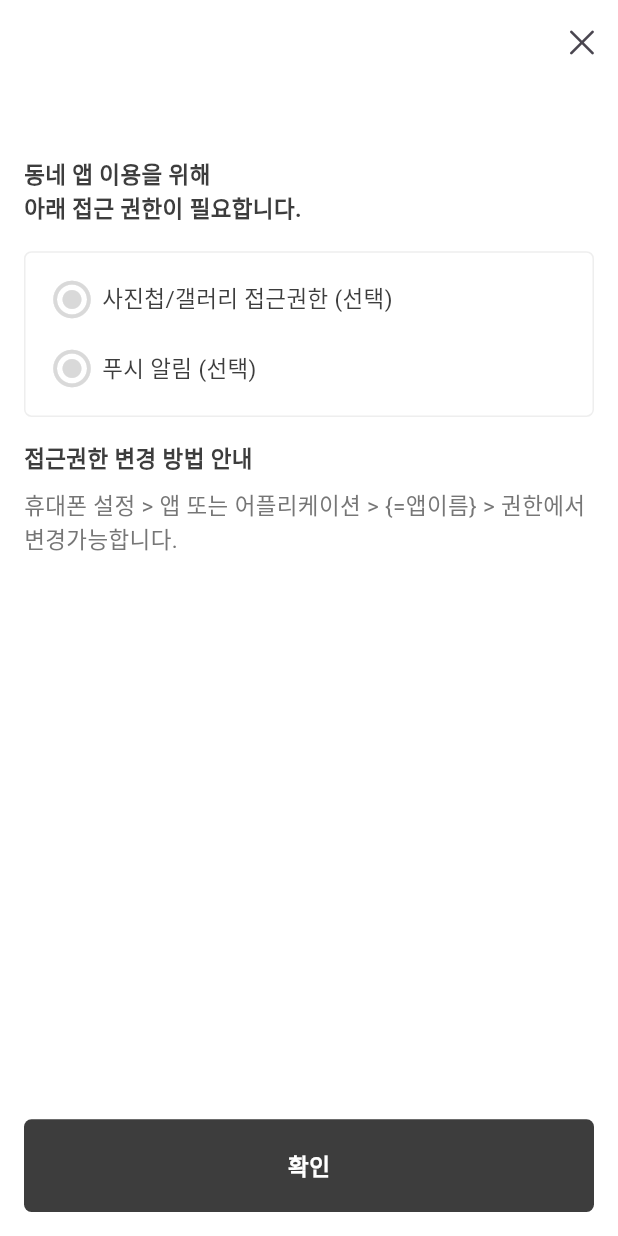
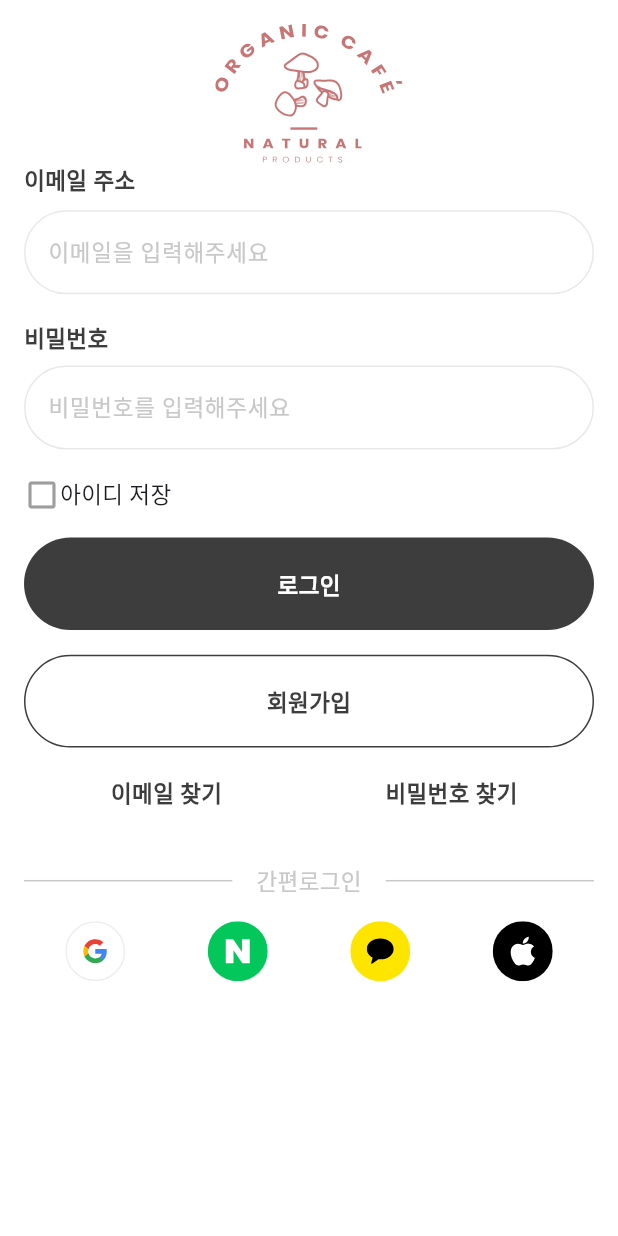
Before and after one commit to GodBongJune/Town-publish, a Flutter app: the screen it shows after launch, after a tap on "확인", on a phone screen of 412 x 824 dp. Run offline on Flutter 3.47's test engine with Material 3 defaults, Android fonts, the light colour scheme and no system bars; our stand-ins replace animated_splash_screen, flutter_svg.

Commit message:
로그인페이지 완료

```diff
--- a/lib/core/constant/color.dart
+++ b/lib/core/constant/color.dart
@@ -6,6 +6,7 @@ const k9DColor = Color(0xFF9D9D9D);
 const k9CColor = Color(0xFF9C9C9C);
 const k27CColor = Color(0xFF27C100);
 const kC8Color = Color(0xFFC8C8C8);
+const kE8Color = Color(0xFFE8E8E8);
 const kEAColor = Color(0xFFEA4335);
 const k77Color = Color(0xFF777777);
 const kFAColor = Color(0xFFFAFAFA);
--- /dev/null
+++ b/lib/pages/auth/login_page/login_page.dart
@@ -0,0 +1,13 @@
+import 'package:flutter/material.dart';
+import 'package:town/pages/auth/login_page/login_page_widgets/login_page_body.dart';
+
+class LoginPage extends StatelessWidget {
+  const LoginPage({super.key});
+
+  @override
+  Widget build(BuildContext context) {
+    return Scaffold(
+      body: LoginPageBody(),
+    );
+  }
+}
--- /dev/null
+++ b/lib/pages/auth/login_page/login_page_widgets/login_page_body.dart
@@ -0,0 +1,162 @@
+import 'package:flutter/material.dart';
+import 'package:flutter_svg/flutter_svg.dart';
+import 'package:town/core/constant/color.dart';
+import 'package:town/core/constant/size.dart';
+import 'package:town/utils/custom_util.dart';
+
+class LoginPageBody extends StatefulWidget {
+  const LoginPageBody({super.key});
+
+  @override
+  State<LoginPageBody> createState() => _LoginPageBodyState();
+}
+
+class _LoginPageBodyState extends State<LoginPageBody> {
+  bool idSave = false;
+  @override
+  Widget build(BuildContext context) {
+    return Padding(
+      padding: const EdgeInsets.all(16.0),
+      child: ListView(
+        children: [
+          SvgPicture.asset("assets/logo/logo.svg"),
+          Column(
+            crossAxisAlignment: CrossAxisAlignment.start,
+            children: [
+              Text(
+                "이메일 주소",
+                style: TextStyle(
+                  color: k3DColor,
+                  fontSize: size15,
+                  fontWeight: FontWeight.bold,
+                ),
+              ),
+              SizedBox(height: MediaQuery.of(context).size.height * 0.01),
+              customTextFormField(
+                context: context,
+                hintText: "이메일을 입력해주세요",
+                obscureText: false,
+              ),
+            ],
+          ),
+          SizedBox(height: MediaQuery.of(context).size.height * 0.02),
+          Column(
+            crossAxisAlignment: CrossAxisAlignment.start,
+            children: [
+              Text(
+                "비밀번호",
+                style: TextStyle(
+                  color: k3DColor,
+                  fontSize: size15,
+                  fontWeight: FontWeight.bold,
+                ),
+              ),
+              SizedBox(height: MediaQuery.of(context).size.height * 0.01),
+              customTextFormField(
+                context: context,
+                hintText: "비밀번호를 입력해주세요",
+                obscureText: true,
+              ),
+            ],
+          ),
+          SizedBox(height: MediaQuery.of(context).size.height * 0.02),
+          InkWell(
+            onTap: () {
+              setState(() {
+                idSave = !idSave;
+              });
+            },
+            child: Row(
+              children: [
+                idSave
+                    ? Icon(Icons.check_box_outlined, color: k3DColor)
+                    : Icon(Icons.check_box_outline_blank, color: k9DColor),
+                Text(
+                  "아이디 저장",
+                  style: TextStyle(fontSize: size15),
+                ),
+              ],
+            ),
+          ),
+          SizedBox(height: MediaQuery.of(context).size.height * 0.02),
+          basicButton(
+            context: context,
+            onTap: () {},
+            buttonColor: k3DColor,
+            textColor: Colors.white,
+            text: "로그인",
+          ),
+          SizedBox(height: MediaQuery.of(context).size.height * 0.02),
+          basicButton(
+            context: context,
+            onTap: () {},
+            buttonColor: Colors.white,
+            textColor: k3DColor,
+            text: "회원가입",
+          ),
+          Row(
+            children: [
+              Flexible(
+                child: basicButton(
+                  context: context,
+                  onTap: () {},
+                  buttonColor: Colors.transparent,
+                  textColor: k3DColor,
+                  text: "이메일 찾기",
+                ),
+              ),
+              Flexible(
+                child: basicButton(
+                  context: context,
+                  onTap: () {},
+                  buttonColor: Colors.transparent,
+                  textColor: k3DColor,
+                  text: "비밀번호 찾기",
+                ),
+              ),
+            ],
+          ),
+          SizedBox(height: MediaQuery.of(context).size.height * 0.02),
+          Row(
+            children: [
+              Expanded(child: Divider(color: kC8Color, thickness: 1)),
+              Padding(
+                padding: const EdgeInsets.symmetric(horizontal: 16.0),
+                child: Text(
+                  "간편로그인",
+                  style: TextStyle(
+                    color: kC8Color,
+                    fontSize: size15,
+                  ),
+                ),
+              ),
+              Expanded(child: Divider(color: kC8Color, thickness: 1)),
+            ],
+          ),
+          SizedBox(height: MediaQuery.of(context).size.height * 0.02),
+          Row(
+            mainAxisAlignment: MainAxisAlignment.spaceAround,
+            children: [
+              InkWell(
+                onTap: () {},
+                child: SvgPicture.asset("assets/logo/google.svg"),
+              ),
+              InkWell(
+                onTap: () {},
+                child: SvgPicture.asset("assets/logo/naver.svg"),
+              ),
+              InkWell(
+                onTap: () {},
+                child: SvgPicture.asset("assets/logo/kakao.svg"),
+              ),
+              InkWell(
+                onTap: () {},
+                child: SvgPicture.asset("assets/logo/apple.svg"),
+              ),
+            ],
+          ),
+        ],
+      ),
+    );
+  }
+}
--- a/lib/pages/launch_page/launch_page.dart
+++ b/lib/pages/launch_page/launch_page.dart
@@ -1,5 +1,6 @@
 import 'package:flutter/cupertino.dart';
 import 'package:flutter/material.dart';
+import 'package:town/pages/auth/login_page/login_page.dart';
 import 'package:town/pages/launch_page/launch_page_widgets/launch_page_body.dart';
 
 class LaunchPage extends StatelessWidget {
@@ -13,12 +14,11 @@ class LaunchPage extends StatelessWidget {
         actions: [
           IconButton(
             onPressed: () {
-              // Navigator.pushReplacement(
-              //   context,
-              //   MaterialPageRoute(
-              //     builder: (context) => LoginPage(),
-              //   ),
-              // );
+              Navigator.of(context).pushReplacement(
+                MaterialPageRoute(
+                  builder: (context) => LoginPage(),
+                ),
+              );
             },
             icon: Icon(CupertinoIcons.clear),
           ),
--- a/lib/pages/launch_page/launch_page_widgets/launch_page_body.dart
+++ b/lib/pages/launch_page/launch_page_widgets/launch_page_body.dart
@@ -1,6 +1,9 @@
 import 'package:flutter/material.dart';
+import 'package:flutter_svg/flutter_svg.dart';
 import 'package:town/core/constant/color.dart';
 import 'package:town/core/constant/size.dart';
+import 'package:town/pages/auth/login_page/login_page.dart';
+import 'package:town/utils/custom_util.dart';
 
 class LaunchPageBody extends StatefulWidget {
   const LaunchPageBody({super.key});
@@ -40,54 +43,80 @@ class _LaunchPageBodyState extends State<LaunchPageBody> {
               child: Column(
                 children: [
                   InkWell(
-                    onTap: () {
-                      setState(() {
-                        galleryAgree = !galleryAgree;
-                      });
-                    },
+                    onTap: () {},
                     child: Row(
                       children: [
-                        Icon(
-                          Icons.radio_button_checked,
-                          color: galleryAgree ? k3DColor : kD9Color,
-                          size: 30,
-                        ),
+                        SvgPicture.asset("assets/icons/startIcon1.svg"),
                         SizedBox(width: 5),
                         Text(
                           "사진첩/갤러리 접근권한 (선택)",
-                          style: TextStyle(
-                            color: k3DColor,
-                            fontSize: size15,
-                          ),
+                          style: TextStyle(color: k3DColor, fontSize: size15),
                         ),
                       ],
                     ),
                   ),
+                  // InkWell(
+                  //   onTap: () {
+                  //     setState(() {
+                  //       galleryAgree = !galleryAgree;
+                  //     });
+                  //   },
+                  //   child: Row(
+                  //     children: [
+                  //       Icon(
+                  //         Icons.radio_button_checked,
+                  //         color: galleryAgree ? k3DColor : kD9Color,
+                  //         size: 30,
+                  //       ),
+                  //       SizedBox(width: 5),
+                  //       Text(
+                  //         "사진첩/갤러리 접근권한 (선택)",
+                  //         style: TextStyle(
+                  //           color: k3DColor,
+                  //           fontSize: size15,
+                  //         ),
+                  //       ),
+                  //     ],
+                  //   ),
+                  // ),
                   SizedBox(height: MediaQuery.of(context).size.height * 0.02),
                   InkWell(
-                    onTap: () {
-                      setState(() {
-                        pushAgree = !pushAgree;
-                      });
-                    },
+                    onTap: () {},
                     child: Row(
                       children: [
-                        Icon(
-                          Icons.radio_button_checked,
-                          color: pushAgree ? k3DColor : kD9Color,
-                          size: 30,
-                        ),
+                        SvgPicture.asset("assets/icons/startIcon1.svg"),
                         SizedBox(width: 5),
                         Text(
                           "푸시 알림 (선택)",
-                          style: TextStyle(
-                            color: k3DColor,
-                            fontSize: size15,
-                          ),
+                          style: TextStyle(color: k3DColor, fontSize: size15),
                         ),
                       ],
                     ),
-                  ),
+                  )
+                  // InkWell(
+                  //   onTap: () {
+                  //     setState(() {
+                  //       pushAgree = !pushAgree;
+                  //     });
+                  //   },
+                  //   child: Row(
+                  //     children: [
+                  //       Icon(
+                  //         Icons.radio_button_checked,
+                  //         color: pushAgree ? k3DColor : kD9Color,
+                  //         size: 30,
+                  //       ),
+                  //       SizedBox(width: 5),
+                  //       Text(
+                  //         "푸시 알림 (선택)",
+                  //         style: TextStyle(
+                  //           color: k3DColor,
+                  //           fontSize: size15,
+                  //         ),
+                  //       ),
+                  //     ],
+                  //   ),
+                  // ),
                 ],
               ),
             ),
@@ -110,32 +139,18 @@ class _LaunchPageBodyState extends State<LaunchPageBody> {
             ),
           ),
           Spacer(),
-          InkWell(
+          basicButton(
+            context: context,
             onTap: () {
-              // Navigator.pushReplacement(
-              //   context,
-              //   MaterialPageRoute(
-              //     builder: (context) => LoginPage(),
-              //   ),
-              // );
+              Navigator.of(context).pushReplacement(
+                MaterialPageRoute(
+                  builder: (context) => LoginPage(),
+                ),
+              );
             },
-            child: Container(
-              width: double.infinity,
-              height: MediaQuery.of(context).size.height * 0.075,
-              decoration: BoxDecoration(
-                color: k3DColor,
-                borderRadius: BorderRadius.circular(5),
-              ),
-              child: Center(
-                child: Text(
-                  "확인",
-                  style: TextStyle(
-                      color: Colors.white,
-                      fontSize: size15,
-                      fontWeight: FontWeight.bold),
-                ),
-              ),
-            ),
+            buttonColor: k3DColor,
+            textColor: Colors.white,
+            text: "확인",
           )
         ],
       ),
--- a/lib/utils/custom_util.dart
+++ b/lib/utils/custom_util.dart
@@ -1,5 +1,6 @@
 import 'package:flutter/cupertino.dart';
 import 'package:flutter/material.dart';
+import 'package:town/core/constant/color.dart';
 import 'package:town/core/constant/size.dart';
 
 void customDialog(BuildContext context, String message) {
@@ -38,3 +39,67 @@ void customSnackbar(BuildContext context, String message) {
     ),
   );
 }
+
+Widget basicButton({
+  required BuildContext context,
+  required VoidCallback onTap,
+  required Color buttonColor,
+  required Color textColor,
+  required String text,
+}) {
+  return InkWell(
+    onTap: onTap,
+    child: Container(
+      height: MediaQuery.of(context).size.height * 0.075,
+      width: double.infinity,
+      decoration: BoxDecoration(
+        borderRadius: BorderRadius.circular(100),
+        color: buttonColor,
+        border:
+            buttonColor == Colors.white ? Border.all(color: k3DColor) : null,
+      ),
+      child: Center(
+        child: Text(
+          text,
+          style: TextStyle(
+            color: textColor,
+            fontSize: size15,
+            fontWeight: FontWeight.bold,
+          ),
+        ),
+      ),
+    ),
+  );
+}
+
+Widget customTextFormField({
+  required BuildContext context,
+  required String hintText,
+  required bool obscureText,
+  TextEditingController? controller,
+}) {
+  return Container(
+    height: MediaQuery.of(context).size.height * 0.07,
+    child: TextFormField(
+      obscureText: obscureText,
+      controller: controller,
+      style: TextStyle(decorationThickness: 0),
+      decoration: InputDecoration(
+        border: InputBorder.none,
+        hintText: "${hintText}",
+        hintStyle: TextStyle(
+          color: kC8Color,
+          fontSize: size15,
+        ),
+        focusedBorder: OutlineInputBorder(
+          borderSide: BorderSide(color: k3DColor),
+          borderRadius: BorderRadius.circular(100),
+        ),
+        enabledBorder: OutlineInputBorder(
+          borderSide: BorderSide(color: kE8Color),
+          borderRadius: BorderRadius.circular(100),
+        ),
+      ),
+    ),
+  );
+}
```
Also changed, not shown: assets/icons/startIcon1.svg (added), assets/icons/startIcon2.svg (added), assets/logo/apple.svg (added), assets/logo/google.svg (added), assets/logo/kakao.svg (added), assets/logo/naver.svg (added).
